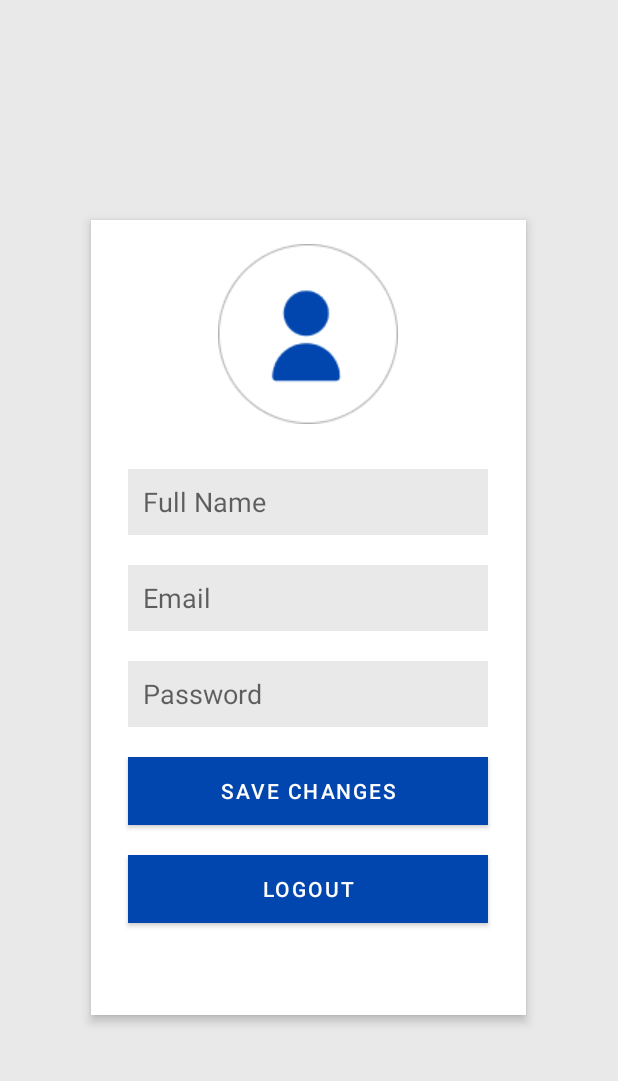
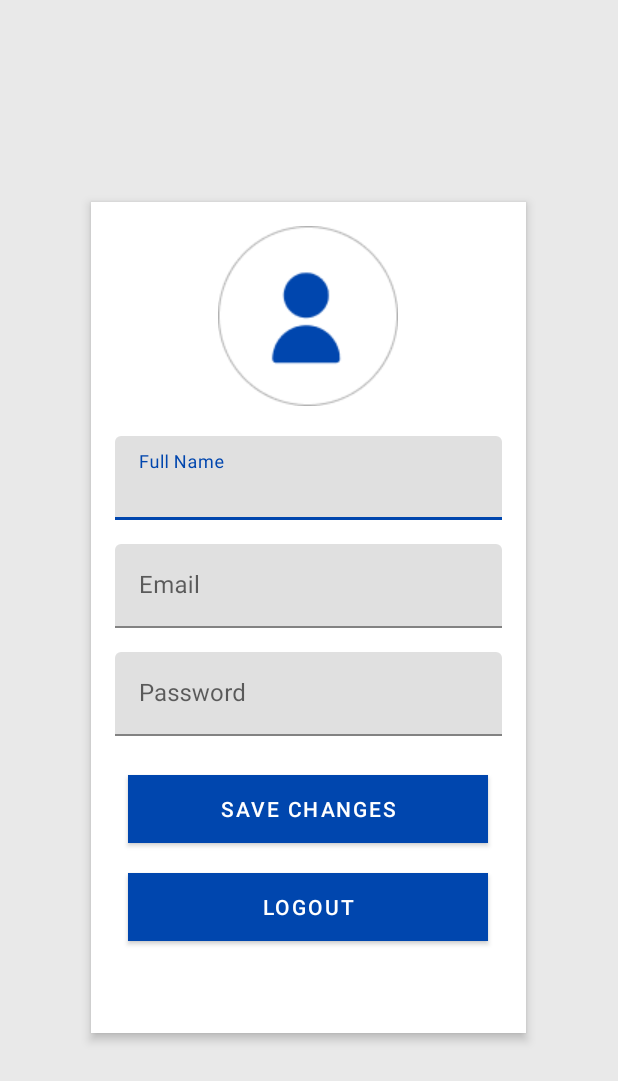
Before and after one commit to Diassdp/Aternuscommerce_Project, an Android app: the layout activity_profile.xml on its own in the app's theme, with its tools: preview values and no code run, on a phone screen of 412 x 824 dp. Shown: the top 1081 px of the screen. Run offline under Robolectric (Android 15) with nearby library versions, the phone set to English and light mode, and no system bars; network calls fail.

Commit message:
Latest_Update_Version6

```diff
--- a/AternusCommerce/app/src/main/java/com/aplikasi/aternuscommerce/Activity/MainActivity.java
+++ b/AternusCommerce/app/src/main/java/com/aplikasi/aternuscommerce/Activity/MainActivity.java
@@ -84,11 +84,9 @@ public class MainActivity extends AppCompatActivity {
                 if(login_status == FALSE){
                     Intent intent = new Intent(MainActivity.this, Login.class);
                     startActivity(intent);
-                    finish();
                 } else {
                     Intent intent = new Intent(MainActivity.this, com.aplikasi.aternuscommerce.Activity.Feature.Profile.class);
                     startActivity(intent);
-                    finish();
                 }
             }
         });
@@ -104,11 +102,9 @@ public class MainActivity extends AppCompatActivity {
                 if(login_status == FALSE){
                     Intent intent = new Intent(MainActivity.this, Login.class);
                     startActivity(intent);
-                    finish();
                 } else {
                     Intent intent = new Intent(MainActivity.this, com.aplikasi.aternuscommerce.Activity.Feature.Profile.class);
                     startActivity(intent);
-                    finish();
                 }
             }
         });
@@ -198,7 +194,6 @@ public class MainActivity extends AppCompatActivity {
                 }) {
             @Override
             protected Map<String, String> getParams() {
-                // Sending Parameter Or Data into PHP API
                 Map<String, String> params = new HashMap<>();
                 params.put("user_id", userId); // Pass the user_id to the PHP script
                 return params;
--- a/AternusCommerce/app/src/main/res/layout/activity_profile.xml
+++ b/AternusCommerce/app/src/main/res/layout/activity_profile.xml
@@ -24,32 +24,41 @@
             android:layout_marginBottom="20dp"
             android:src="@drawable/profile" />
 
+        <com.google.android.material.textfield.TextInputLayout
+            android:layout_width="match_parent"
+            android:layout_height="wrap_content"
+            android:layout_marginBottom="16dp">
+
                 <EditText
                     android:id="@+id/fullNameEditText"
-            android:layout_width="240dp"
-            android:layout_height="44dp"
-            android:layout_margin="10dp"
-            android:padding="10dp"
-            android:background="@drawable/input_box"
-            android:hint="Full Name" />
+                    android:layout_width="match_parent"
+                    android:layout_height="wrap_content"
+                    android:hint="Full Name"/>
+        </com.google.android.material.textfield.TextInputLayout>
 
+        <com.google.android.material.textfield.TextInputLayout
+            android:layout_width="match_parent"
+            android:layout_height="wrap_content"
+            android:layout_marginBottom="16dp">
                 <EditText
                     android:id="@+id/emailEditText"
-            android:layout_width="240dp"
-            android:layout_height="44dp"
-            android:layout_margin="10dp"
-            android:padding="10dp"
-            android:background="@drawable/input_box"
+                    android:layout_width="match_parent"
+                    android:layout_height="wrap_content"
                     android:hint="Email" />
+        </com.google.android.material.textfield.TextInputLayout>
 
+
+        <com.google.android.material.textfield.TextInputLayout
+            android:layout_width="match_parent"
+            android:layout_height="wrap_content"
+            android:layout_marginBottom="16dp">
                 <EditText
                     android:id="@+id/passwordEditText"
-            android:layout_width="240dp"
-            android:layout_height="44dp"
-            android:layout_margin="10dp"
-            android:padding="10dp"
-            android:background="@drawable/input_box"
+                    android:layout_width="match_parent"
+                    android:layout_height="wrap_content"
                     android:hint="Password" />
+        </com.google.android.material.textfield.TextInputLayout>
+
 
         <Button
             android:id="@+id/saveButton"
--- a/AternusCommerce/app/src/main/res/layout/activity_register.xml
+++ b/AternusCommerce/app/src/main/res/layout/activity_register.xml
@@ -9,11 +9,6 @@
     android:background="@color/primary"
     android:gravity="center"
     tools:context="com.aplikasi.aternuscommerce.Activity.Feature.Register">
-
-    <!-- Logo Image -->
-
-
-    <!-- Container for Registration Elements -->
     <LinearLayout
         android:layout_width="match_parent"
         android:layout_height="wrap_content"
--- a/AternusCommerce/app/src/main/res/values/themes.xml
+++ b/AternusCommerce/app/src/main/res/values/themes.xml
@@ -3,7 +3,6 @@
     <style name="Base.Theme.AternusCommerce" parent="Theme.MaterialComponents.DayNight.DarkActionBar">
         <item name="colorPrimary">@color/primary</item>
         <item name="colorPrimaryDark">@color/primary</item>
-        <item name="android:textColorPrimary">@android:color/white</item>
         <item name="android:windowDrawsSystemBarBackgrounds">true</item>
     </style>
 
```
Lines whose indentation alone changed are shown as unchanged.
